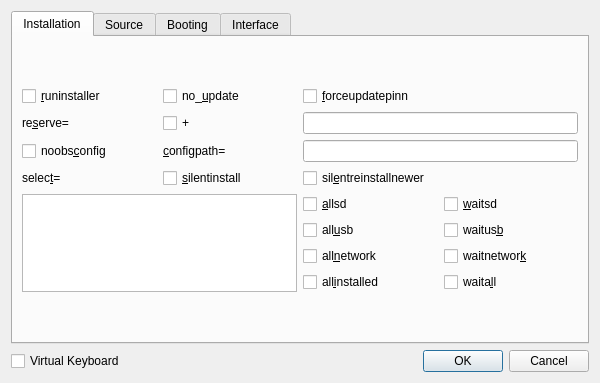
Old version of the form recovery/optionsdialog.ui in the repository procount/pinn.
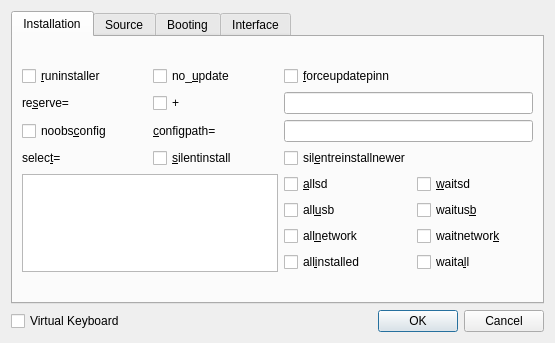
New version of the form.

What changed in the file:
```diff
--- a/recovery/optionsdialog.ui
+++ b/recovery/optionsdialog.ui
@@ -6,8 +6,8 @@
    <rect>
     <x>0</x>
     <y>0</y>
-    <width>600</width>
-    <height>383</height>
+    <width>555</width>
+    <height>343</height>
    </rect>
   </property>
   <property name="windowTitle">
```
